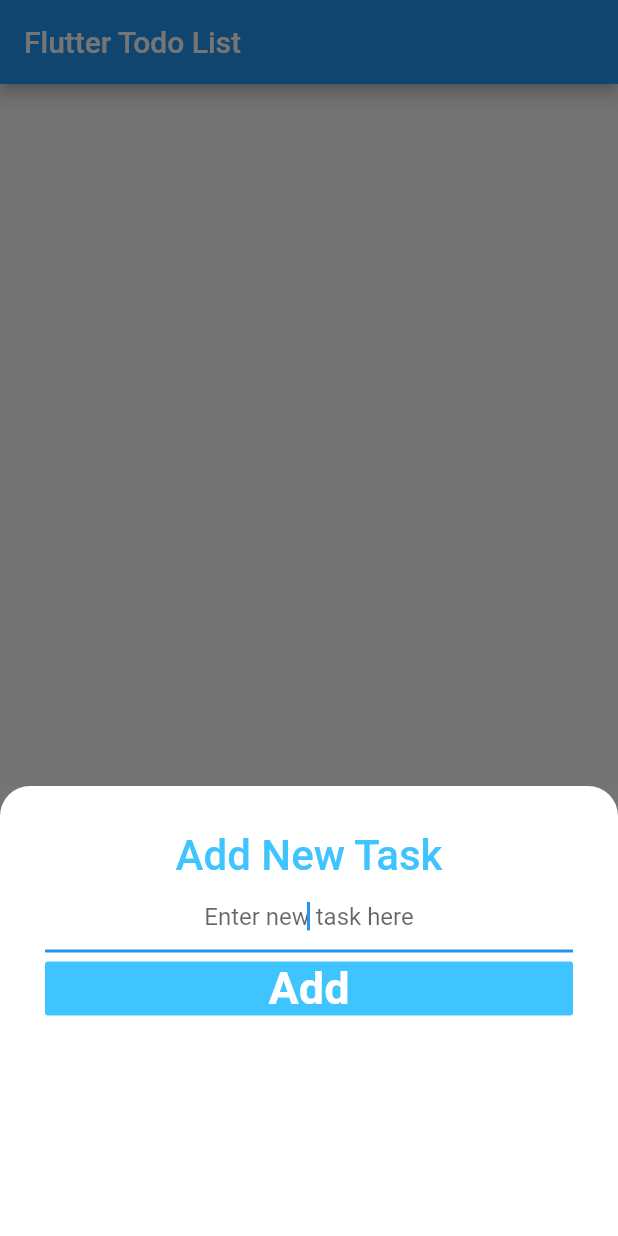
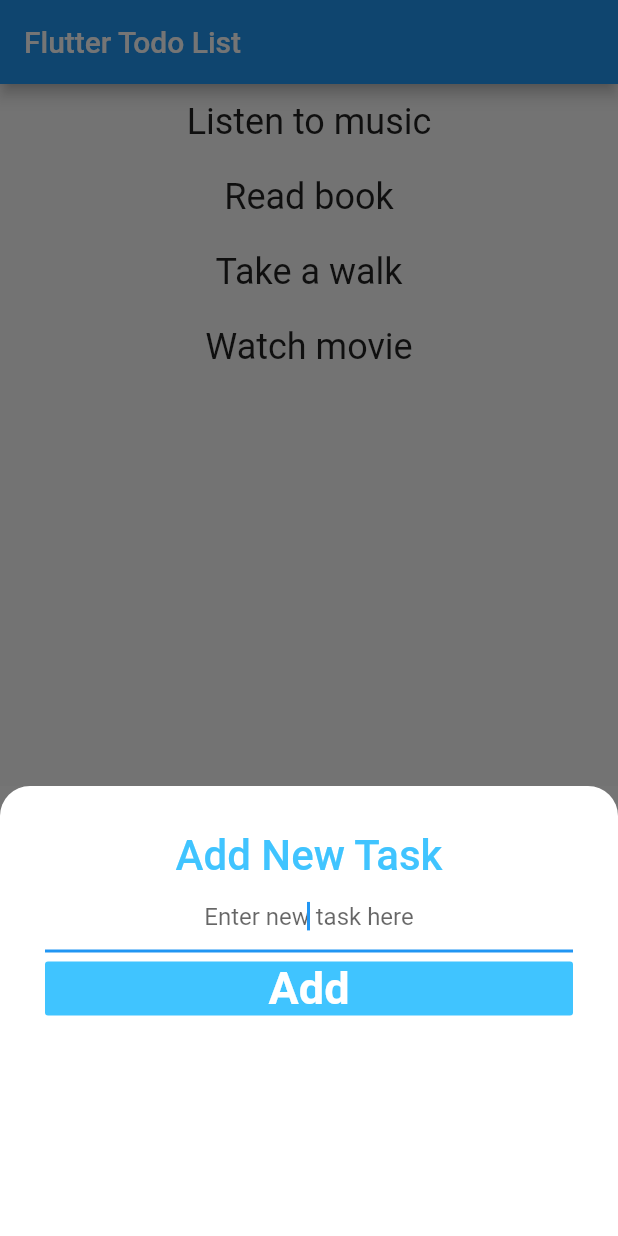
Before and after one commit to daopmdean/200lab-flutter, a Flutter app: the screen it shows after launch, after a tap on the "add" icon, on a phone screen of 412 x 824 dp. Run offline on Flutter 3.47's test engine with Material 2 defaults, Android fonts, the phone set to English and light mode, and no system bars.

Commit message:
update list view

```diff
--- a/flutter_daytwo_todolist/lib/data/task_data.dart
+++ b/flutter_daytwo_todolist/lib/data/task_data.dart
@@ -7,6 +7,10 @@ class TaskData {
     Task(taskContent: "Take a walk"),
     Task(taskContent: "Watch movie"),
   ];
+
+  String getText(index) {
+    return tasks[index].taskContent;
+  }
 
   void addTask(String task) {
     tasks.add(
--- a/flutter_daytwo_todolist/lib/my_home_page.dart
+++ b/flutter_daytwo_todolist/lib/my_home_page.dart
@@ -1,6 +1,7 @@
 import 'package:flutter/material.dart';
 import 'package:flutter_daytwo_todolist/add_task_page.dart';
 import 'package:flutter_daytwo_todolist/data/task_data.dart';
+import 'package:flutter_daytwo_todolist/widgets/tasks_list.dart';
 
 class MyHomePage extends StatefulWidget {
   MyHomePage({Key key, this.title}) : super(key: key);
@@ -15,20 +16,35 @@ class _MyHomePageState extends State<MyHomePage> {
   TaskData _data;
 
   @override
+  void initState() {
+    super.initState();
+    _data = TaskData();
+  }
+
+  @override
   Widget build(BuildContext context) {
     return Scaffold(
       appBar: AppBar(
         title: Text(widget.title),
       ),
       body: Center(
-        child: Column(),
+        child: TasksList(
+          tasks: _data.tasks,
+        ),
       ),
       floatingActionButton: FloatingActionButton(
-        onPressed: () {
-          showModalBottomSheet(
+        onPressed: () async {
+          var newTask = await showModalBottomSheet(
             context: context,
             builder: (context) => AddTaskPage(),
           );
+
+          newTask = newTask.toString().trim();
+          if (newTask == '') {
+            return;
+          }
+
+          _data.addTask(newTask);
         },
         child: Icon(Icons.add),
       ),
--- /dev/null
+++ b/flutter_daytwo_todolist/lib/widgets/tasks_list.dart
@@ -0,0 +1,28 @@
+import 'package:flutter/material.dart';
+import 'package:flutter_daytwo_todolist/models/task.dart';
+
+class TasksList extends StatelessWidget {
+  final List<Task> tasks;
+
+  const TasksList({Key key, this.tasks}) : super(key: key);
+
+  @override
+  Widget build(BuildContext context) {
+    return ListView.builder(
+      itemCount: tasks.length,
+      itemBuilder: (context, index) {
+        return Container(
+          height: 50,
+          child: Center(
+            child: Text(
+              '${tasks[index].taskContent}',
+              style: TextStyle(
+                fontSize: 24,
+              ),
+            ),
+          ),
+        );
+      },
+    );
+  }
+}
```
